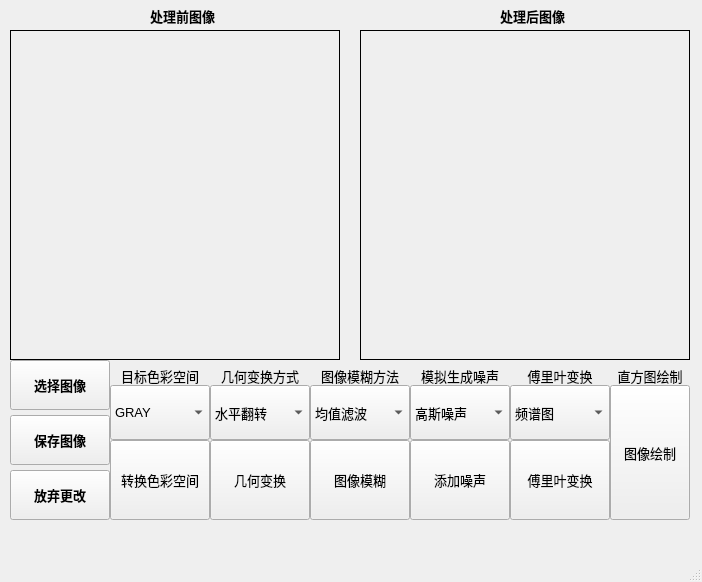
This is MainWindow.ui in Humble-Engineer/Img_processor as Qt 5 draws it before an edit. The edited form follows.
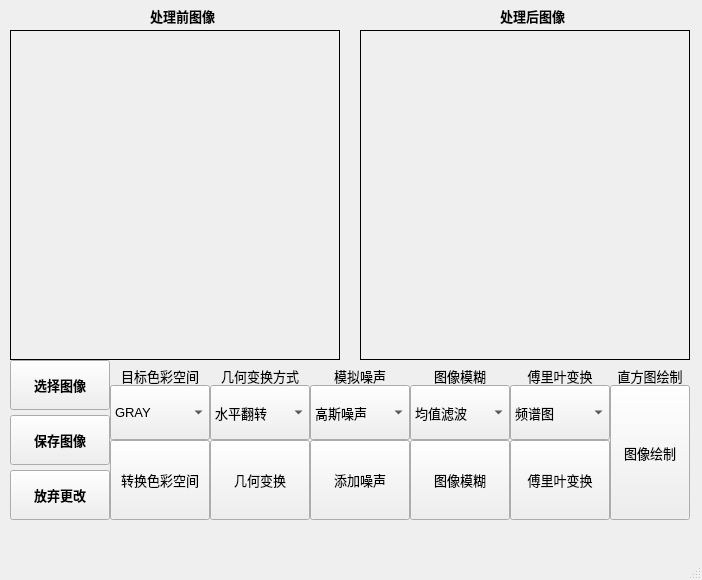
This is the edited form.

Commit message: 优化GUI布局，重构部分导入代码

What changed in the file:
```diff
--- a/MainWindow.ui
+++ b/MainWindow.ui
@@ -7,7 +7,7 @@
     <x>0</x>
     <y>0</y>
     <width>702</width>
-    <height>582</height>
+    <height>580</height>
    </rect>
   </property>
   <property name="minimumSize">
@@ -277,7 +277,7 @@
    <widget class="QComboBox" name="blur_Box">
     <property name="geometry">
      <rect>
-      <x>310</x>
+      <x>410</x>
       <y>385</y>
       <width>100</width>
       <height>55</height>
@@ -307,7 +307,7 @@
    <widget class="QPushButton" name="blur_button">
     <property name="geometry">
      <rect>
-      <x>310</x>
+      <x>410</x>
       <y>440</y>
       <width>100</width>
       <height>80</height>
@@ -320,14 +320,14 @@
    <widget class="QLabel" name="label_5">
     <property name="geometry">
      <rect>
-      <x>310</x>
+      <x>410</x>
       <y>360</y>
       <width>100</width>
       <height>31</height>
      </rect>
     </property>
     <property name="text">
-     <string>图像模糊方法</string>
+     <string>图像模糊</string>
     </property>
     <property name="alignment">
      <set>Qt::AlignmentFlag::AlignCenter</set>
@@ -336,14 +336,14 @@
    <widget class="QLabel" name="label_6">
     <property name="geometry">
      <rect>
-      <x>410</x>
+      <x>310</x>
       <y>360</y>
       <width>100</width>
       <height>31</height>
      </rect>
     </property>
     <property name="text">
-     <string>模拟生成噪声</string>
+     <string>模拟噪声</string>
     </property>
     <property name="alignment">
      <set>Qt::AlignmentFlag::AlignCenter</set>
@@ -352,7 +352,7 @@
    <widget class="QComboBox" name="noise_Box">
     <property name="geometry">
      <rect>
-      <x>410</x>
+      <x>310</x>
       <y>385</y>
       <width>100</width>
       <height>55</height>
@@ -377,7 +377,7 @@
    <widget class="QPushButton" name="noise_button">
     <property name="geometry">
      <rect>
-      <x>410</x>
+      <x>310</x>
       <y>440</y>
       <width>100</width>
       <height>80</height>
```
The commit also changes 2 other files.
